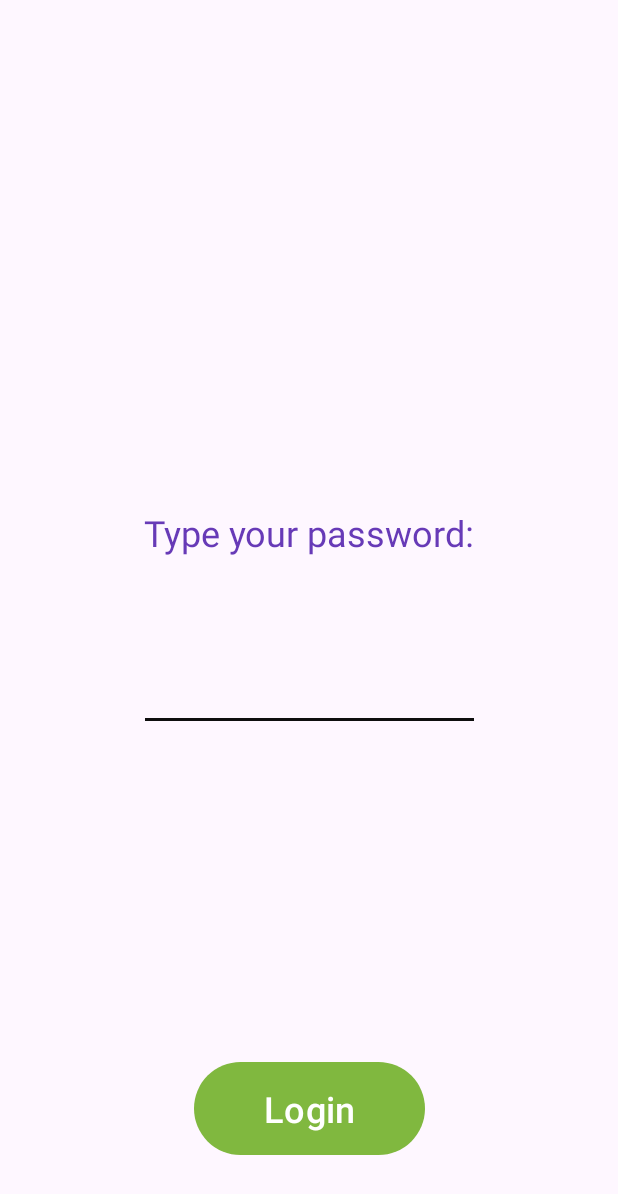
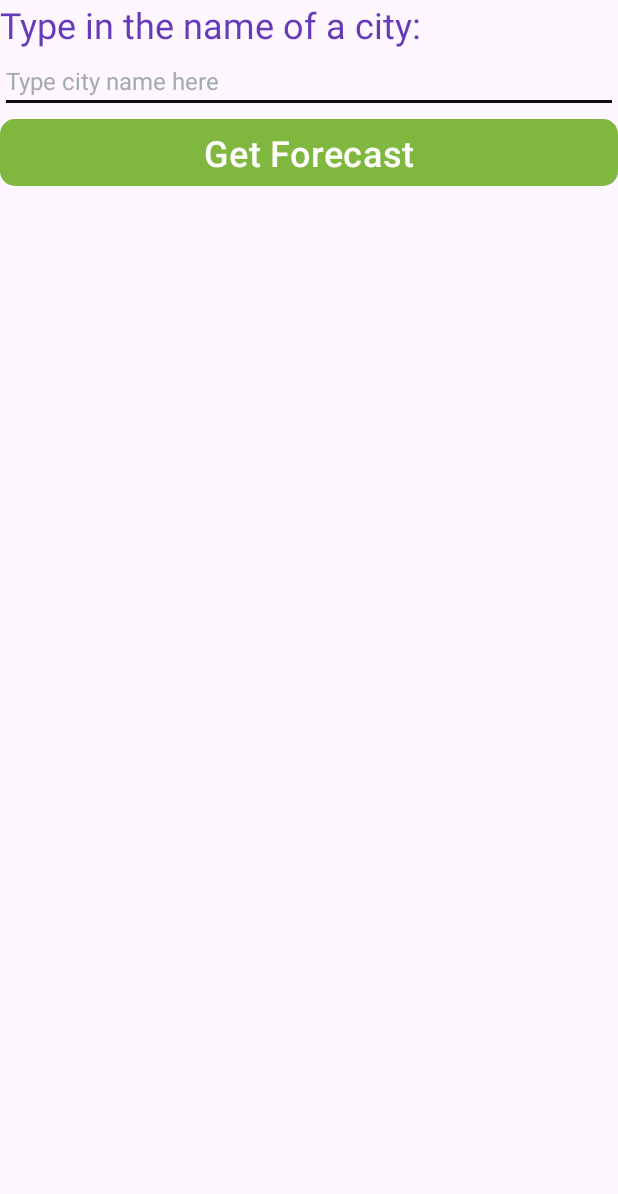
Before and after one commit to prabh-preet/Prabhpreet_Android_Labs, an Android app: the screen it shows after launch (MainActivity), on a phone screen of 412 x 824 dp. Shown: the top 1194 px of the screen. Run offline under Robolectric (Android 15) with nearby library versions, the phone set to English and light mode, and no system bars; our stand-ins replace Volley.

Commit message:
Initial Commit: Designed the GUI and added the URL to the button for getting information from the web server. Name: Prabhpreet Kaur Email: 90541085053@algonquincdistudent.ca

```diff
--- a/app/build.gradle.kts
+++ b/app/build.gradle.kts
@@ -38,6 +38,10 @@ android {
             proguardFiles(getDefaultProguardFile("proguard-android-optimize.txt"), "proguard-rules.pro")
         }
     }
+    buildFeatures {
+        viewBinding = true;
+    }
+
     compileOptions {
         sourceCompatibility = JavaVersion.VERSION_1_8
         targetCompatibility = JavaVersion.VERSION_1_8
@@ -52,4 +56,5 @@ dependencies {
     testImplementation("junit:junit:4.13.2")
     androidTestImplementation("androidx.test.ext:junit:1.1.5")
     androidTestImplementation("androidx.test.espresso:espresso-core:3.5.1")
+    implementation ("com.android.volley:volley:1.2.1")
 }
--- a/app/src/main/AndroidManifest.xml
+++ b/app/src/main/AndroidManifest.xml
@@ -1,6 +1,9 @@
 <?xml version="1.0" encoding="utf-8"?>
 <manifest xmlns:android="http://schemas.android.com/apk/res/android"
     xmlns:tools="http://schemas.android.com/tools">
+
+    <uses-permission
+        android:name="android.permission.INTERNET"/>
 
     <application
         android:allowBackup="true"
--- a/app/src/main/res/layout/activity_main.xml
+++ b/app/src/main/res/layout/activity_main.xml
@@ -1,51 +1,46 @@
 <?xml version="1.0" encoding="utf-8"?>
-<androidx.constraintlayout.widget.ConstraintLayout xmlns:android="http://schemas.android.com/apk/res/android"
+<LinearLayout xmlns:android="http://schemas.android.com/apk/res/android"
     xmlns:app="http://schemas.android.com/apk/res-auto"
     xmlns:tools="http://schemas.android.com/tools"
     android:layout_width="match_parent"
     android:layout_height="match_parent"
-    tools:context=".MainActivity">
+    tools:context=".MainActivity"
+    android:orientation="vertical">
 
     <TextView
         android:id="@+id/textView"
-        android:layout_width="296dp"
-        android:layout_height="63dp"
-        android:text="Type your password:"
-        android:textAlignment="center"
+        android:layout_width="match_parent"
+        android:layout_height="wrap_content"
+        android:text="Type in the name of a city:"
+        android:textAlignment="inherit"
         android:textSize="24sp"
-        app:layout_constraintBottom_toBottomOf="parent"
-        app:layout_constraintEnd_toEndOf="parent"
-        app:layout_constraintStart_toStartOf="parent"
-        app:layout_constraintTop_toTopOf="parent"
-        app:layout_constraintVertical_bias="0.445" />
+        tools:layout_editor_absoluteX="12dp"
+        tools:layout_editor_absoluteY="16dp" />
+
+    <EditText
+        android:id="@+id/cityTextField"
+        android:layout_width="match_parent"
+        android:layout_height="wrap_content"
+        android:backgroundTint="#0E0E0E"
+        android:ems="10"
+        android:hint="Type city name here"
+        android:inputType="text"
+        android:textColor="#E64A19"
+        android:textColorHighlight="@android:color/holo_orange_dark"
+        android:textColorHint="#A3ABAC"
+        android:textSize="16sp"
+        tools:layout_editor_absoluteX="12dp"
+        tools:layout_editor_absoluteY="64dp" />
 
     <Button
-        android:id="@+id/button"
-        android:layout_width="154dp"
-        android:layout_height="70dp"
-        android:layout_marginBottom="50dp"
-        android:text="Login"
+        android:id="@+id/forecastButton"
+        android:layout_width="match_parent"
+        android:layout_height="wrap_content"
+        android:text="Get Forecast"
         android:textSize="24sp"
-        app:layout_constraintBottom_toBottomOf="parent"
-        app:layout_constraintEnd_toEndOf="parent"
-        app:layout_constraintHorizontal_bias="0.5"
-        app:layout_constraintStart_toStartOf="parent" />
+        app:cornerRadius="10dp"
+        app:shapeAppearance="@style/MaterialAlertDialog.Material3.Body.Text.CenterStacked"
+        tools:layout_editor_absoluteX="17dp"
+        tools:layout_editor_absoluteY="129dp" />
 
-    <EditText
-        android:id="@+id/editText"
-        android:layout_width="227dp"
-        android:layout_height="53dp"
-        android:layout_marginTop="32dp"
-        android:backgroundTint="#0E0E0E"
-        android:ems="10"
-        android:inputType="textPassword"
-        android:textColor="#E64A19"
-        android:textColorHighlight="@android:color/holo_orange_dark"
-        android:textColorHint="#00838F"
-        android:textSize="16sp"
-        app:layout_constraintEnd_toEndOf="parent"
-        app:layout_constraintHorizontal_bias="0.5"
-        app:layout_constraintStart_toStartOf="parent"
-        app:layout_constraintTop_toBottomOf="@+id/textView" />
-
-</androidx.constraintlayout.widget.ConstraintLayout>
+</LinearLayout>
```
Also changed, not shown: app/src/main/java/algonquin/cst2335/prabhpreetsandroidlabs/MainActivity.java (+30 -106 lines), 1 other file.
